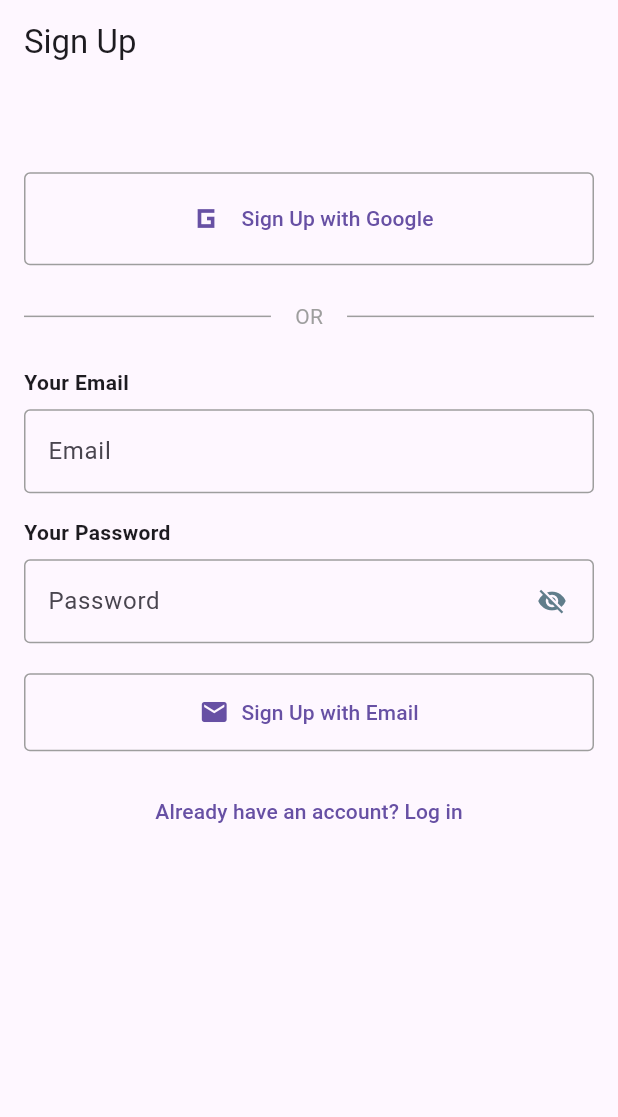
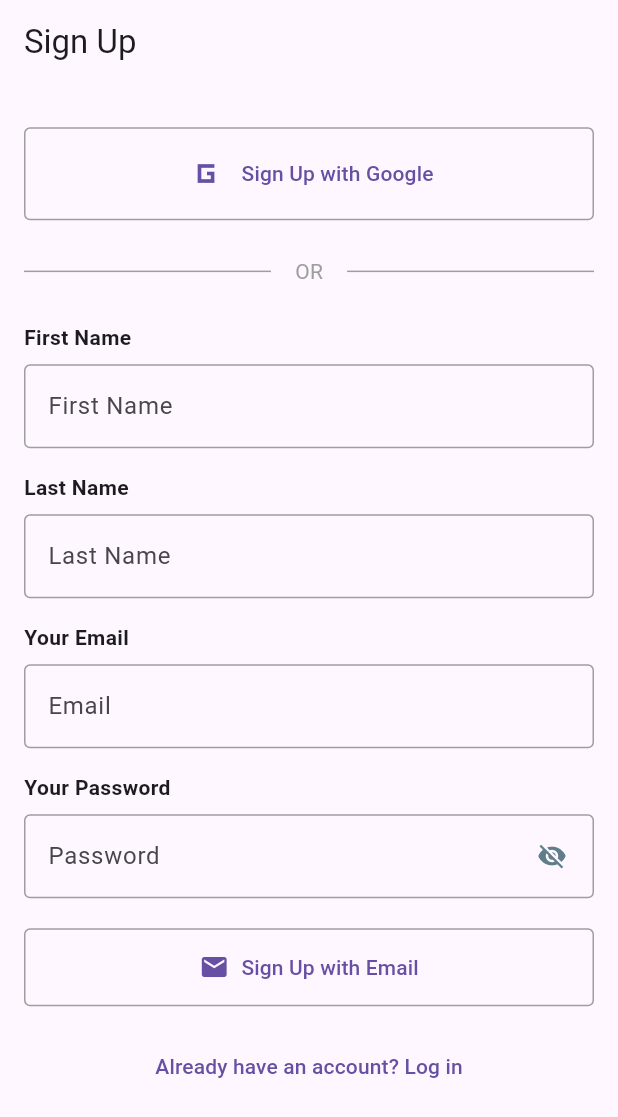
Before and after one commit to vojtechtomasek/ai_social_network, a Flutter app: the screen it shows after launch, after a tap on "Sign Up with Google", on a phone screen of 412 x 824 dp. Shown: the top 1117 px of the screen. Run offline on Flutter 3.47's test engine with Material 3 defaults, Android fonts, the phone set to English and light mode, and no system bars; our stand-ins replace auto_route, flutter_dotenv, google_sign_in, shared_preferences, supabase_flutter; accounts and stored records are empty.

Commit message:
Add first name and last name fields to sign-up screen and create user profile on sign-up and store it into users table in database.

```diff
--- a/lib/screens/sign_up_screen/sign_up_screen.dart
+++ b/lib/screens/sign_up_screen/sign_up_screen.dart
@@ -19,6 +19,8 @@ class _SignUpScreenState extends State<SignUpScreen> {
   final SupabaseClient supabase = Supabase.instance.client;
   final TextEditingController _emailController = TextEditingController();
   final TextEditingController _passwordController = TextEditingController();
+  final TextEditingController _firstNameController = TextEditingController();
+  final TextEditingController _lastNameController = TextEditingController();
   bool isLoading = false;
 
   @override
@@ -26,6 +28,14 @@ class _SignUpScreenState extends State<SignUpScreen> {
     super.initState();
     _setupAuthListener();
     _checkSession();
+  }
+
+  @override
+  void dispose() {
+    _emailController.dispose();
+    _passwordController.dispose();
+    _firstNameController.dispose();
+    super.dispose();
   }
 
   void _setupAuthListener() {
@@ -45,6 +55,30 @@ class _SignUpScreenState extends State<SignUpScreen> {
     }
   }
 
+  Future<void> _createUserProfile({
+    required String userId,
+    required String email,
+    String? firstName,
+    String? lastName,
+    String? userName,
+    String? bio,
+  }) async {
+    try {
+      await supabase.from('users').insert({
+        'id': userId,
+        'email': email,
+        'first_name': firstName ?? '',
+        'last_name': lastName ?? '',
+        'user_name': userName ?? '',
+        'bio': bio ?? '',
+        'created_at': DateTime.now().toIso8601String(),
+      });
+      print('Profile created successfully for user: $userId');
+    } catch (e) {
+      print('Error creating user profile: $e');
+    }
+  }
+
   Future<void> _signUpWithEmail() async {
     setState(() => isLoading = true);
     try {
@@ -55,12 +89,22 @@ class _SignUpScreenState extends State<SignUpScreen> {
       );
 
       if (response.user?.id != null) {
+        await _createUserProfile(
+          userId: response.user!.id,
+          email: _emailController.text.trim(),
+          firstName: _firstNameController.text.trim(),
+          lastName: _lastNameController.text.trim(),
+          userName: _emailController.text.split('@')[0],
+        );
+
         ScaffoldMessenger.of(context).showSnackBar(
-          const SnackBar(content: Text('Check your email to verify your account.')),
+          const SnackBar(
+              content: Text('Check your email to verify your account.')),
         );
       }
     } catch (e) {
-      ScaffoldMessenger.of(context).showSnackBar(SnackBar(content: Text(e.toString())));
+      ScaffoldMessenger.of(context)
+          .showSnackBar(SnackBar(content: Text(e.toString())));
     } finally {
       setState(() => isLoading = false);
     }
@@ -79,11 +123,35 @@ class _SignUpScreenState extends State<SignUpScreen> {
 
     if (googleAuth == null) throw 'Google Sign-In failed';
 
-    return supabase.auth.signInWithIdToken(
+    final response = await supabase.auth.signInWithIdToken(
       provider: OAuthProvider.google,
       idToken: googleAuth.idToken!,
       accessToken: googleAuth.accessToken!,
     );
+
+    if (response.user != null) {
+      final email = googleUser?.email;
+      final fullName = googleUser?.displayName ?? '';
+      String firstName = '';
+      String lastName = '';
+
+      if (fullName.contains(' ')) {
+        firstName = fullName.split(' ').first;
+        lastName = fullName.split(' ').last;
+      } else {
+        firstName = fullName;
+      }
+
+      await _createUserProfile(
+        userId: response.user!.id,
+        email: email ?? '',
+        firstName: firstName,
+        lastName: lastName,
+        userName: email?.split('@')[0],
+      );
+    }
+
+    return response;
   }
 
   @override
@@ -103,9 +171,11 @@ class _SignUpScreenState extends State<SignUpScreen> {
                 // Google button
                 AuthButton(
                     onPressed: _googleSignIn,
-                  icon: const Icon(Icons.g_mobiledata_sharp, size: 30,),
-                  label: 'Sign Up with Google'
+                    icon: const Icon(
+                      Icons.g_mobiledata_sharp,
+                      size: 30,
                     ),
+                    label: 'Sign Up with Google'),
 
                 const SizedBox(height: 24),
 
@@ -139,12 +209,26 @@ class _SignUpScreenState extends State<SignUpScreen> {
 
                 const SizedBox(height: 24),
 
+                // First name and last name fields
+                AuthTextField(
+                    controller: _firstNameController,
+                    label: 'First Name',
+                    hintText: 'First Name'),
+
+                const SizedBox(height: 16),
+
+                AuthTextField(
+                    controller: _lastNameController,
+                    label: 'Last Name',
+                    hintText: 'Last Name'),
+
+                const SizedBox(height: 16),
+
                 // Email and password fields
                 AuthTextField(
                     controller: _emailController,
                     label: 'Your Email',
-                  hintText: 'Email'
-                ),
+                    hintText: 'Email'),
 
                 const SizedBox(height: 16),
 
@@ -152,15 +236,17 @@ class _SignUpScreenState extends State<SignUpScreen> {
                     controller: _passwordController,
                     label: 'Your Password',
                     hintText: 'Password',
-                  obscureText: true
-                ),
+                    obscureText: true),
 
                 const SizedBox(height: 20),
 
                 // Email sign up button
                 AuthButton(
                   onPressed: _signUpWithEmail,
-                  icon: const Icon(Icons.email, size: 20,),
+                  icon: const Icon(
+                    Icons.email,
+                    size: 20,
+                  ),
                   label: 'Sign Up with Email',
                   isLoading: isLoading,
                 ),
```
Lines whose indentation alone changed are shown as unchanged.
